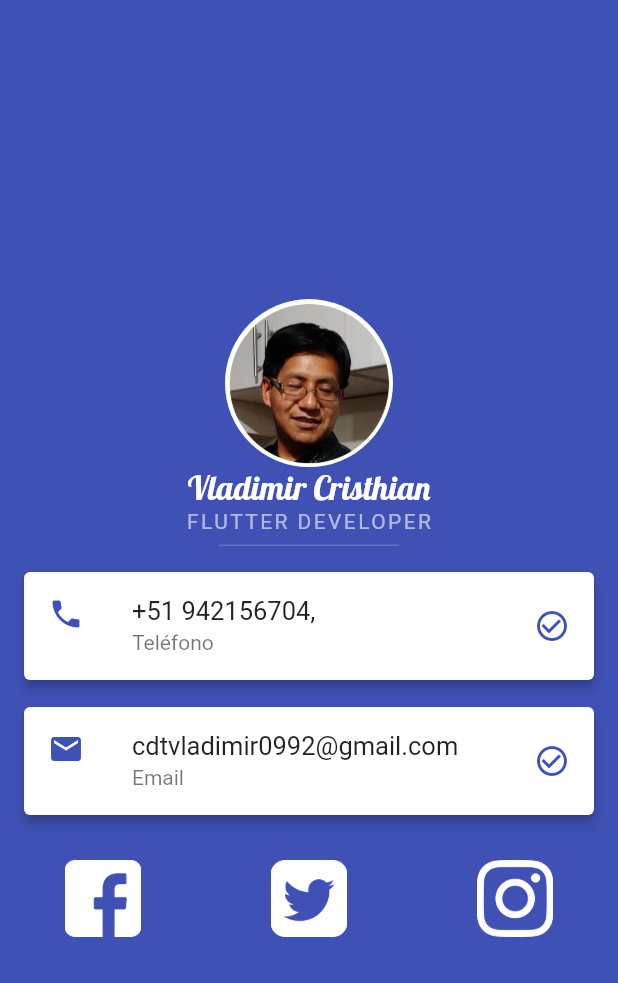
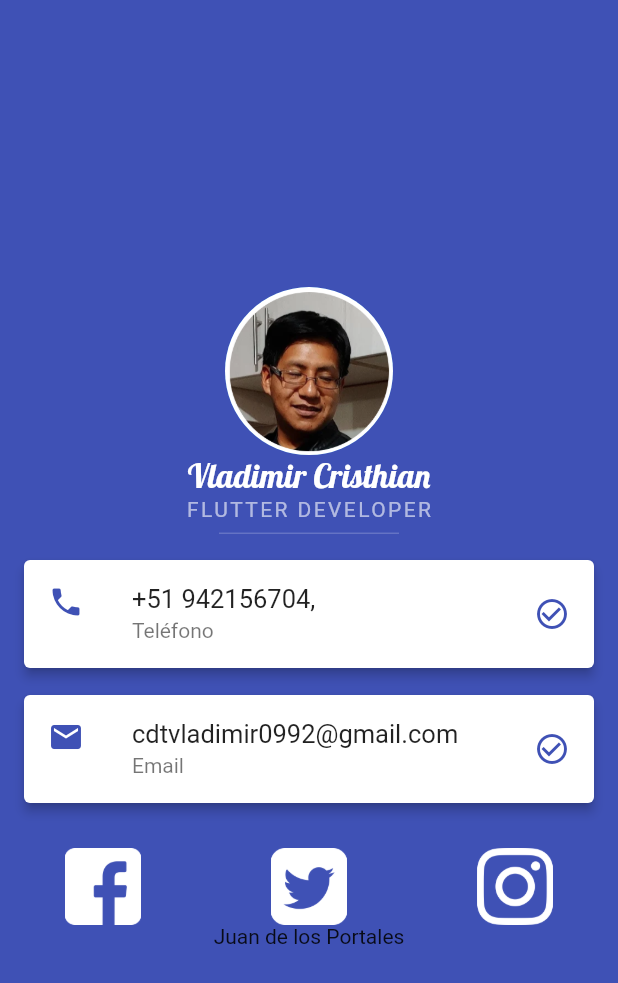
Before and after one commit to RevengeHunter/flutter_codigo5_my_card, a Flutter app: the screen it shows after launch, on a phone screen of 412 x 824 dp. Shown: the top 983 px of the screen. Run offline on Flutter 3.47's test engine with Material 2 defaults, Android fonts, the phone set to English and light mode, and no system bars.

Commit message:
SecondCommit constantes

```diff
--- a/lib/main.dart
+++ b/lib/main.dart
@@ -6,6 +6,8 @@ void main() {
 }
 
 class MandarinaApp extends StatelessWidget {
+  String name = "Juan de los Portales";
+
   @override
   Widget build(BuildContext context) {
     return MaterialApp(
@@ -14,7 +16,7 @@ class MandarinaApp extends StatelessWidget {
         body: Column(
           mainAxisAlignment: MainAxisAlignment.center,
           children: [
-            CircleAvatar(
+            const CircleAvatar(
               radius: 56.0,
               // backgroundColor: Colors.white,
               // backgroundImage: NetworkImage(
@@ -22,7 +24,7 @@ class MandarinaApp extends StatelessWidget {
               // ),
               backgroundImage: AssetImage("assets/images/perfil.png"),
             ),
-            Text(
+            const Text(
               "Vladimir Cristhian",
               style: TextStyle(
                 color: Colors.white,
@@ -30,7 +32,7 @@ class MandarinaApp extends StatelessWidget {
                 fontFamily: "Lobster Regular",
               ),
             ),
-            Text(
+            const Text(
               "FLUTTER DEVELOPER",
               style: TextStyle(
                 color: Colors.white60,
@@ -38,7 +40,7 @@ class MandarinaApp extends StatelessWidget {
                 fontSize: 14.0,
               ),
             ),
-            SizedBox(
+            const SizedBox(
               width: 120,
               child: Divider(
                 color: Colors.white54,
@@ -48,10 +50,10 @@ class MandarinaApp extends StatelessWidget {
               ),
             ),
             //Image.asset("assets/images/persona01.jpeg"),
-            SizedBox(
+            const SizedBox(
               height: 10,
             ),
-            Card(
+            const Card(
               color: Colors.white,
               margin: EdgeInsets.symmetric(
                 horizontal: 16.0,
@@ -77,10 +79,10 @@ class MandarinaApp extends StatelessWidget {
                 ),
               ),
             ),
-            SizedBox(
+            const SizedBox(
               height: 18,
             ),
-            Card(
+            const Card(
               color: Colors.white,
               margin: EdgeInsets.symmetric(
                 horizontal: 16.0,
@@ -106,7 +108,7 @@ class MandarinaApp extends StatelessWidget {
                 ),
               ),
             ),
-            SizedBox(
+            const SizedBox(
               height: 30,
             ),
             Row(
@@ -116,7 +118,8 @@ class MandarinaApp extends StatelessWidget {
                 Image.asset("assets/images/twitter.png",scale: 10.0,),
                 Image.asset("assets/images/instagram.png",scale: 10.0,),
               ],
-            )
+            ),
+            Text(name,),
           ],
         ),
       ),
```
